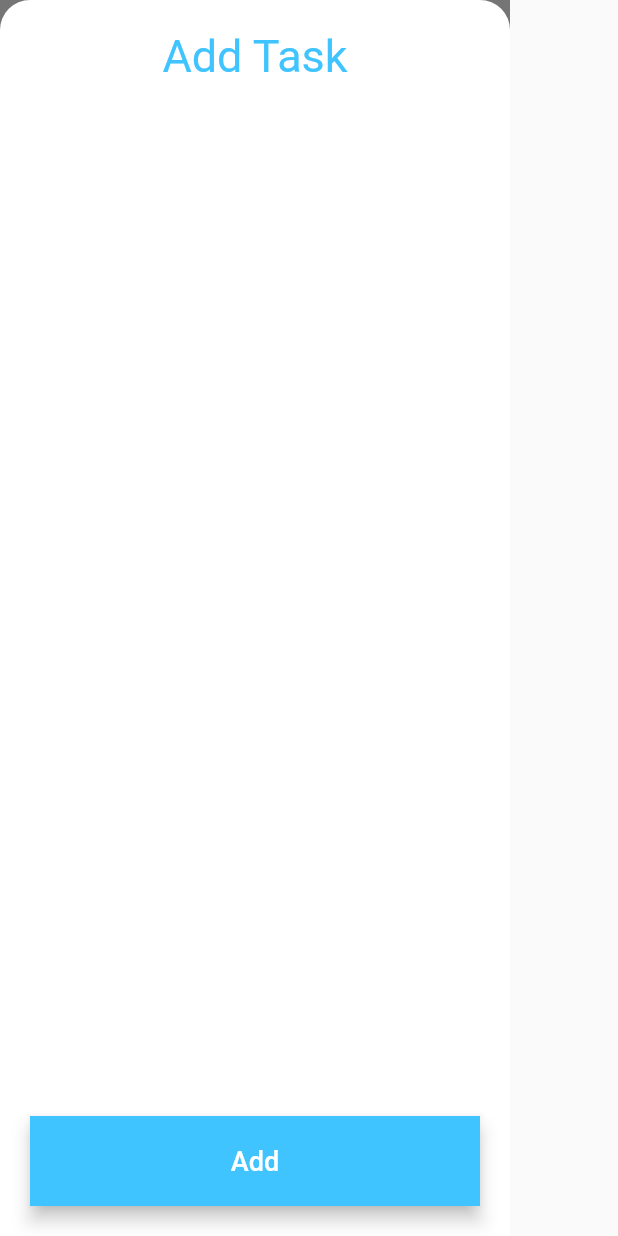
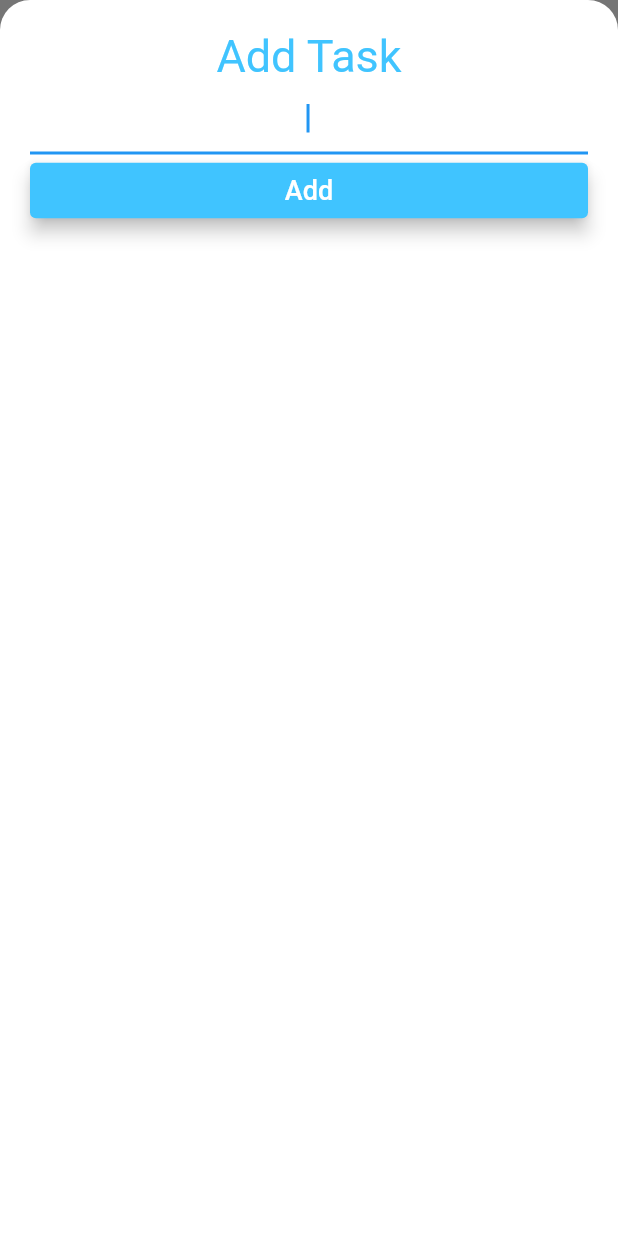
Before and after one commit to Zhamshid/todo_app_flutter, a Flutter app: the AddTaskScreen widget shown alone on an empty page, opened directly, on a phone screen of 412 x 824 dp. Run offline on Flutter 3.47's test engine with Material 2 defaults, Android fonts, the phone set to English and light mode, and no system bars.

```diff
--- a/lib/commons/constants/constants.dart
+++ b/lib/commons/constants/constants.dart
@@ -2,7 +2,6 @@ import 'package:flutter/material.dart';
 import 'package:todo_app_flutter/res/colors/app_colors.dart';
 
 class AppConstants {
-
   static const kHeaderTextStyle = TextStyle(
     color: Colors.white,
     fontSize: 50,
@@ -17,4 +16,9 @@ class AppConstants {
     color: AppColors.defaultLightBlueAccent,
     fontSize: 30,
   );
+
+  static const kTaskTextStyle = TextStyle(
+    color: Colors.black54,
+    fontSize: 20,
+  );
 }
--- a/lib/commons/widgets/add_button.dart
+++ /dev/null
@@ -1,26 +0,0 @@
-import 'package:flutter/material.dart';
-import 'package:todo_app_flutter/commons/constants/constants.dart';
-import 'package:todo_app_flutter/res/colors/app_colors.dart';
-
-class AddButton extends StatelessWidget {
-  const AddButton({
-    Key? key,
-  }) : super(key: key);
-
-  @override
-  Widget build(BuildContext context) {
-    return Material(
-      elevation: 5,
-      color: AppColors.defaultLightBlueAccent,
-      child: MaterialButton(
-        onPressed: () {},
-        minWidth: 300.0,
-        height: 60,
-        child: const Text(
-          'Add',
-          style: AppConstants.kSubHeaderTextStyle,
-        ),
-      ),
-    );
-  }
-}
--- a/lib/screens/add_task_screen.dart
+++ b/lib/screens/add_task_screen.dart
@@ -1,7 +1,5 @@
-import 'package:flutter/cupertino.dart';
 import 'package:flutter/material.dart';
 import 'package:todo_app_flutter/commons/constants/constants.dart';
-import 'package:todo_app_flutter/commons/widgets/add_button.dart';
 import 'package:todo_app_flutter/res/colors/app_colors.dart';
 
 class AddTaskScreen extends StatelessWidget {
@@ -21,16 +19,29 @@ class AddTaskScreen extends StatelessWidget {
           ),
         ),
         child: Column(
-          crossAxisAlignment: CrossAxisAlignment.center,
-          mainAxisAlignment: MainAxisAlignment.spaceBetween,
-          children: const <Widget>[
-            Expanded(
-              child: Text(
-                'Add Task',
-                style: AppConstants.kBottomSheetHeaderTextStyle,
+          crossAxisAlignment: CrossAxisAlignment.stretch,
+          children: <Widget>[
+            const Text(
+              'Add Task',
+              textAlign: TextAlign.center,
+              style: AppConstants.kBottomSheetHeaderTextStyle,
+            ),
+            const TextField(
+              autofocus: true,
+              textAlign: TextAlign.center,
+            ),
+            TextButton(
+              onPressed: () {},
+              child: const Text(
+                'Add',
+                style: AppConstants.kSubHeaderTextStyle,
+              ),
+              style: ButtonStyle(
+                elevation: MaterialStateProperty.all(5),
+                backgroundColor:
+                    MaterialStateProperty.all(AppColors.defaultLightBlueAccent),
               ),
             ),
-            AddButton(),
           ],
         ),
       ),
```
Also changed, not shown: lib/commons/widgets/tasks_list.dart (+36 -9 lines), lib/screens/task_screen.dart (+11 -2 lines).
